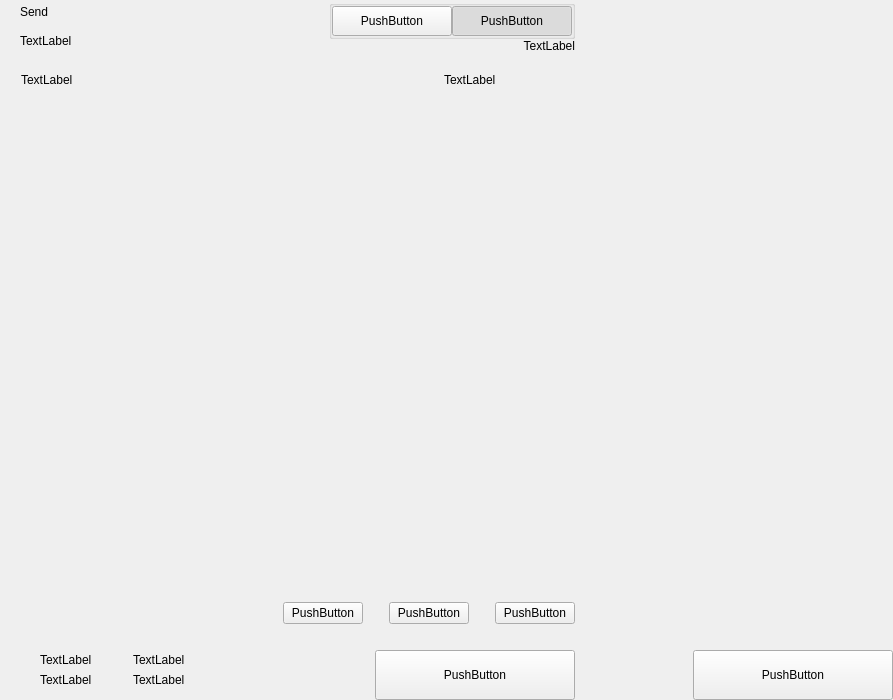
First picture: the form in src/qt/pivx/forms/send.ui, repository stakecube/stakecubecoin-archive, before the edit.
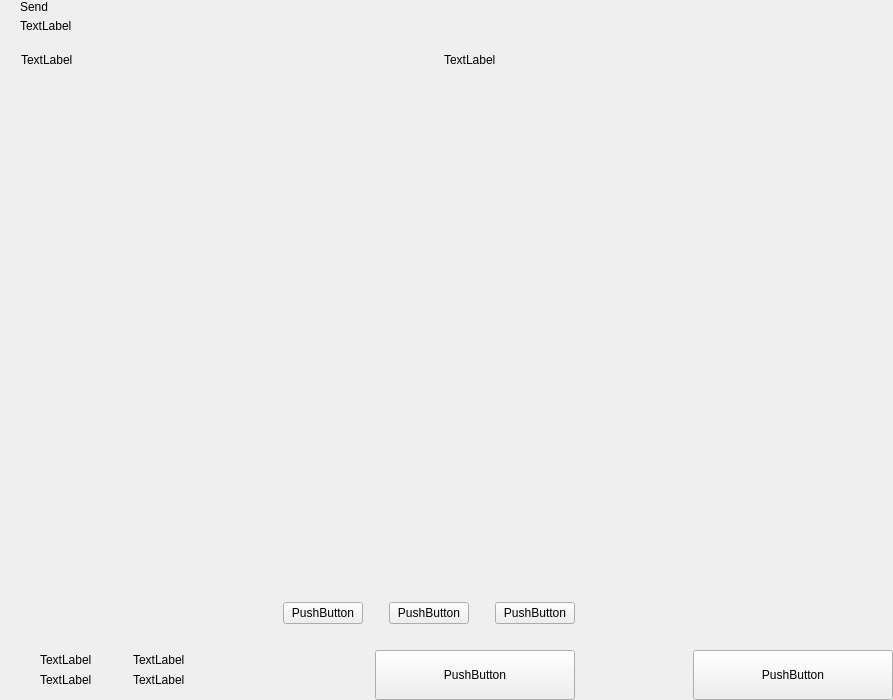
Second picture: the form after the edit. Custom widgets are drawn as their Qt base class.

Diff of the .ui file:
```diff
--- a/src/qt/pivx/forms/send.ui
+++ b/src/qt/pivx/forms/send.ui
@@ -105,96 +105,6 @@
             <property name="spacing">
              <number>0</number>
             </property>
-            <item>
-             <widget class="QGroupBox" name="groupBox">
-              <property name="title">
-               <string/>
-              </property>
-              <property name="alignment">
-               <set>Qt::AlignLeading|Qt::AlignLeft|Qt::AlignTop</set>
-              </property>
-              <layout class="QHBoxLayout" name="horizontalLayout_4">
-               <property name="spacing">
-                <number>0</number>
-               </property>
-               <property name="leftMargin">
-                <number>0</number>
-               </property>
-               <property name="topMargin">
-                <number>0</number>
-               </property>
-               <property name="rightMargin">
-                <number>0</number>
-               </property>
-               <property name="bottomMargin">
-                <number>0</number>
-               </property>
-               <item>
-                <widget class="QPushButton" name="pushLeft">
-                 <property name="minimumSize">
-                  <size>
-                   <width>120</width>
-                   <height>30</height>
-                  </size>
-                 </property>
-                 <property name="maximumSize">
-                  <size>
-                   <width>120</width>
-                   <height>30</height>
-                  </size>
-                 </property>
-                 <property name="text">
-                  <string>PushButton</string>
-                 </property>
-                 <property name="checkable">
-                  <bool>true</bool>
-                 </property>
-                 <property name="autoExclusive">
-                  <bool>true</bool>
-                 </property>
-                </widget>
-               </item>
-               <item>
-                <widget class="QPushButton" name="pushRight">
-                 <property name="minimumSize">
-                  <size>
-                   <width>120</width>
-                   <height>30</height>
-                  </size>
-                 </property>
-                 <property name="maximumSize">
-                  <size>
-                   <width>120</width>
-                   <height>30</height>
-                  </size>
-                 </property>
-                 <property name="text">
-                  <string>PushButton</string>
-                 </property>
-                 <property name="checkable">
-                  <bool>true</bool>
-                 </property>
-                 <property name="checked">
-                  <bool>true</bool>
-                 </property>
-                 <property name="autoExclusive">
-                  <bool>true</bool>
-                 </property>
-                </widget>
-               </item>
-              </layout>
-             </widget>
-            </item>
-            <item>
-             <widget class="QLabel" name="labelSubtitle2">
-              <property name="text">
-               <string>TextLabel</string>
-              </property>
-              <property name="alignment">
-               <set>Qt::AlignRight|Qt::AlignTrailing|Qt::AlignVCenter</set>
-              </property>
-             </widget>
-            </item>
            </layout>
           </item>
          </layout>
```
